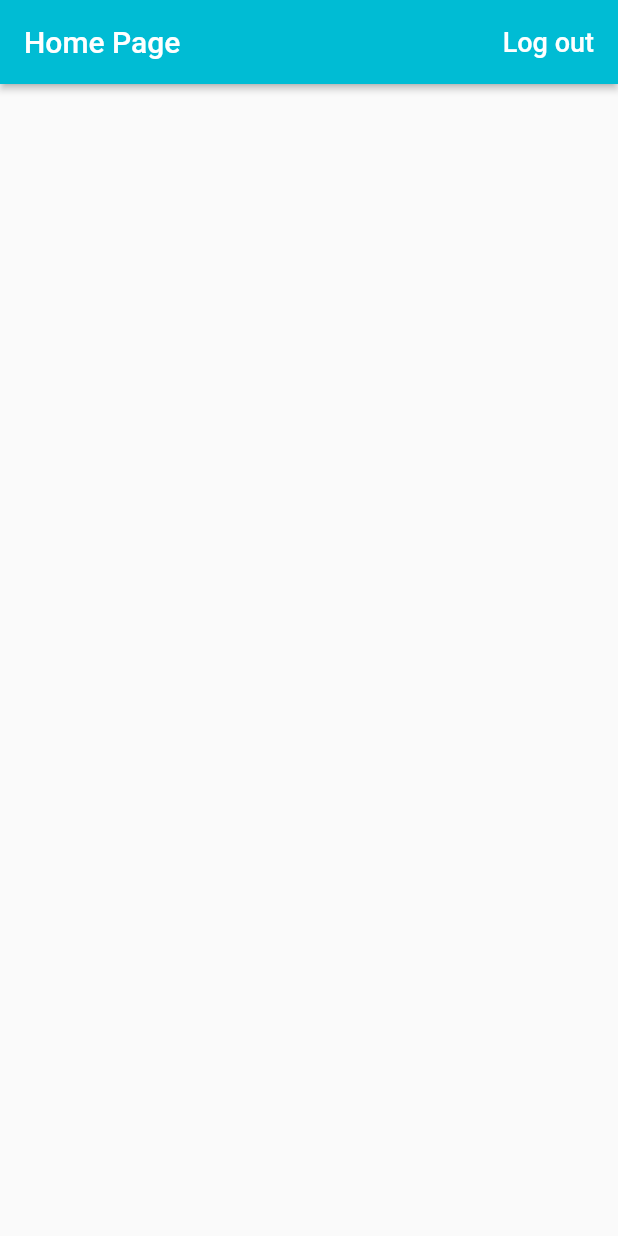
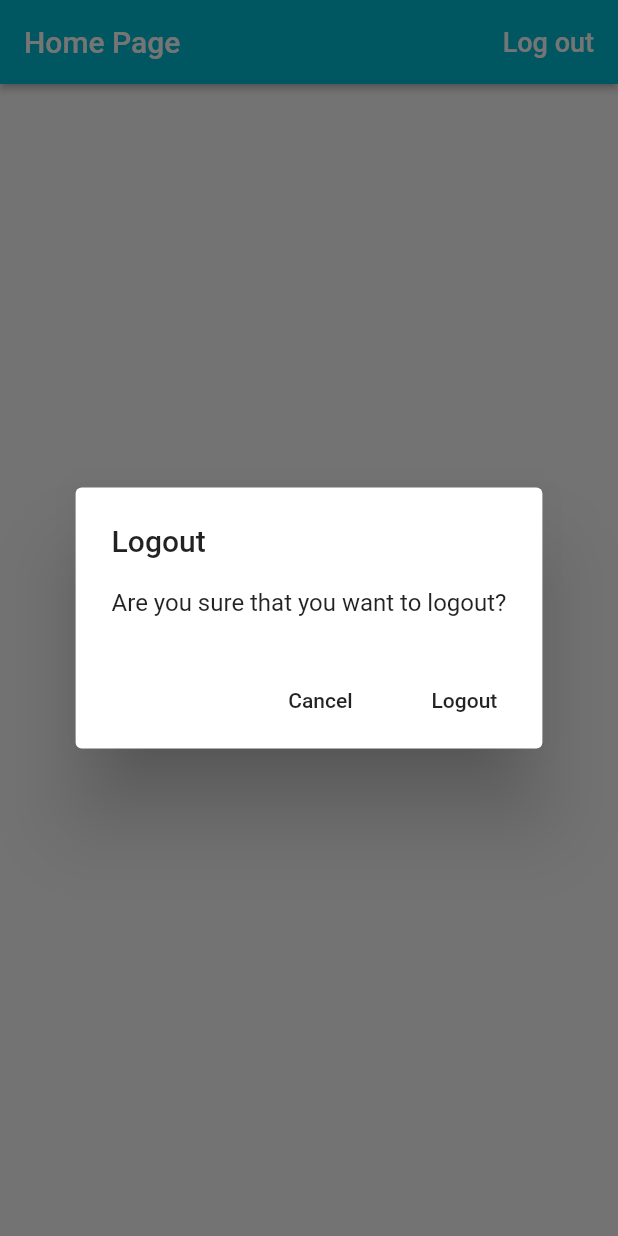
Before and after one commit to sriharsha1507/time_tracker_flutter, a Flutter app: the screen it shows once a user with an empty profile is signed in, after a tap on "Log out", on a phone screen of 412 x 824 dp. Run offline on Flutter 3.47's test engine with Material 2 defaults, Android fonts, the phone set to English and light mode, and no system bars; our stand-ins replace firebase_auth, google_sign_in; accounts and stored records are empty.

Commit message:
Worked on adding platform aware widgets

```diff
--- a/lib/app/home_page.dart
+++ b/lib/app/home_page.dart
@@ -1,5 +1,5 @@
-import 'package:firebase_auth/firebase_auth.dart';
 import 'package:flutter/material.dart';
+import 'package:timetrackerfluttercourse/common_widgets/platform_alert_dialog.dart';
 import 'package:timetrackerfluttercourse/services/auth.dart';
 
 class HomePage extends StatelessWidget {
@@ -12,6 +12,18 @@ class HomePage extends StatelessWidget {
       await auth.signOut();
     } catch (e) {
       print(e.toString());
+    }
+  }
+
+  Future<void> _confirmSignOut(BuildContext context) async {
+    final didRequestSignOut = await PlatformAlertDialog(
+      title: "Logout",
+      content: "Are you sure that you want to logout?",
+      cancelActionText: "Cancel",
+      defaultActionText: "Logout",
+    ).show(context);
+    if (didRequestSignOut) {
+      _signOut();
     }
   }
 
@@ -35,7 +47,7 @@ class HomePage extends StatelessWidget {
                 color: Colors.white,
               ),
             ),
-            onPressed: _signOut,
+            onPressed: () => _confirmSignOut(context),
           )
         ],
       ),
--- a/lib/app/sign_in/email_sign_in_form.dart
+++ b/lib/app/sign_in/email_sign_in_form.dart
@@ -1,6 +1,7 @@
 import 'package:flutter/material.dart';
-import 'package:timetrackerfluttercourse/app/sign_in/form_submit_button.dart';
 import 'package:timetrackerfluttercourse/app/sign_in/validators.dart';
+import 'package:timetrackerfluttercourse/common_widgets/form_submit_button.dart';
+import 'package:timetrackerfluttercourse/common_widgets/platform_alert_dialog.dart';
 import 'package:timetrackerfluttercourse/services/auth.dart';
 
 enum EmailSignInFormType { signIn, register }
@@ -41,6 +42,11 @@ class _EmailSignInFormState extends State<EmailSignInForm> {
       Navigator.of(context).pop();
     } catch (e) {
       print(e.toString());
+      PlatformAlertDialog(
+        title: "Sign in error",
+        content: e.toString(),
+        defaultActionText: "Ok",
+      ).show(context);
     } finally {
       setState(() {
         _isLoading = false;
--- /dev/null
+++ b/lib/common_widgets/platform_alert_dialog.dart
@@ -0,0 +1,81 @@
+import 'dart:io';
+
+import 'package:flutter/cupertino.dart';
+import 'package:flutter/material.dart';
+import 'package:flutter/src/widgets/framework.dart';
+import 'package:timetrackerfluttercourse/common_widgets/platform_widget.dart';
+
+class PlatformAlertDialog extends PlatformWidget {
+  PlatformAlertDialog(
+      {@required this.title,
+      @required this.content,
+      this.cancelActionText,
+      @required this.defaultActionText})
+      : assert(title != null),
+        assert(content != null),
+        assert(defaultActionText != null);
+
+  final String title;
+  final String content;
+  final String defaultActionText;
+  final String cancelActionText;
+
+  Future<bool> show(BuildContext context) async {
+    return Platform.isIOS
+        ? await showCupertinoDialog(
+            context: context, builder: (context) => this)
+        : await showDialog<bool>(context: context, builder: (context) => this);
+  }
+
+  @override
+  Widget buildCupertinoWidget(BuildContext context) => CupertinoAlertDialog(
+        title: Text(title),
+        content: Text(content),
+        actions: _buildActions(context),
+      );
+
+  @override
+  Widget buildMaterialWidget(BuildContext context) => AlertDialog(
+        title: Text(title),
+        content: Text(content),
+        actions: _buildActions(context),
+      );
+
+  List<Widget> _buildActions(BuildContext context) {
+    final actions = <Widget>[];
+    if (cancelActionText != null) {
+      actions.add(
+        PlatformAlertDialogAction(
+          child: Text(cancelActionText),
+          onPressed: () => Navigator.of(context).pop(false),
+        ),
+      );
+    }
+    actions.add(
+      PlatformAlertDialogAction(
+        child: Text(defaultActionText),
+        onPressed: () => Navigator.of(context).pop(true),
+      ),
+    );
+    return actions;
+  }
+}
+
+class PlatformAlertDialogAction extends PlatformWidget {
+  PlatformAlertDialogAction({this.child, this.onPressed});
+
+  final Widget child;
+  final VoidCallback onPressed;
+
+  @override
+  Widget buildCupertinoWidget(BuildContext context) => CupertinoDialogAction(
+        child: child,
+        onPressed: onPressed,
+      );
+
+  @override
+  Widget buildMaterialWidget(BuildContext context) => FlatButton(
+        child: child,
+        onPressed: onPressed,
+      );
+}
--- /dev/null
+++ b/lib/common_widgets/platform_widget.dart
@@ -0,0 +1,17 @@
+import 'dart:io';
+
+import 'package:flutter/material.dart';
+
+abstract class PlatformWidget extends StatelessWidget {
+  Widget buildCupertinoWidget(BuildContext context);
+
+  Widget buildMaterialWidget(BuildContext context);
+
+  @override
+  Widget build(BuildContext context) {
+    if (Platform.isIOS) {
+      return buildCupertinoWidget(context);
+    } else
+      return buildMaterialWidget(context);
+  }
+}
```
Also changed, not shown: lib/common_widgets/form_submit_button.dart (renamed from lib/app/sign_in/form_submit_button.dart).
